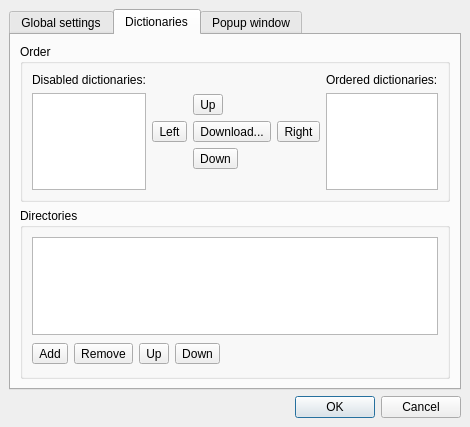
This is qstardict/settingsdialog.ui in qstardict/qstardict as Qt 5 draws it before an edit. The edited form follows.
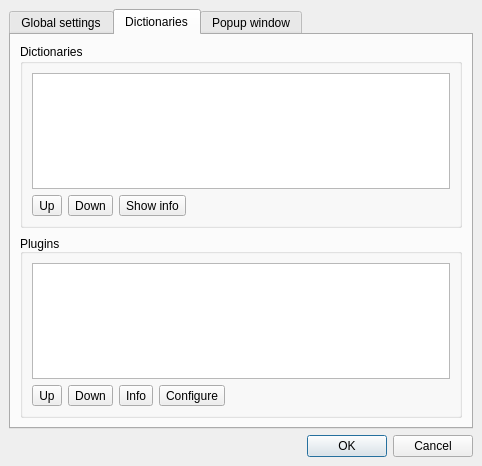
This is the edited form. The open tabs and pages were chosen to show the change. Icons and pictures are not drawn.

Commit message: Modify settings dialog

Patch:
```diff
--- a/qstardict/settingsdialog.ui
+++ b/qstardict/settingsdialog.ui
@@ -5,8 +5,8 @@
    <rect>
     <x>0</x>
     <y>0</y>
-    <width>409</width>
-    <height>427</height>
+    <width>482</width>
+    <height>466</height>
    </rect>
   </property>
   <property name="windowTitle" >
@@ -96,279 +96,85 @@
       <attribute name="title" >
        <string>Dictionaries</string>
       </attribute>
-      <layout class="QGridLayout" >
-       <property name="leftMargin" >
-        <number>9</number>
-       </property>
-       <property name="topMargin" >
-        <number>9</number>
-       </property>
-       <property name="rightMargin" >
-        <number>9</number>
-       </property>
-       <property name="bottomMargin" >
-        <number>9</number>
-       </property>
-       <property name="horizontalSpacing" >
-        <number>6</number>
-       </property>
-       <property name="verticalSpacing" >
-        <number>6</number>
-       </property>
-       <item row="0" column="0" >
-        <widget class="QGroupBox" name="doctBpx" >
+      <layout class="QVBoxLayout" >
+       <item>
+        <widget class="QGroupBox" name="groupBox_3" >
          <property name="title" >
-          <string>Order</string>
+          <string>Dictionaries</string>
          </property>
-         <layout class="QGridLayout" >
-          <property name="leftMargin" >
-           <number>9</number>
-          </property>
-          <property name="topMargin" >
-           <number>9</number>
-          </property>
-          <property name="rightMargin" >
-           <number>9</number>
-          </property>
-          <property name="bottomMargin" >
-           <number>9</number>
-          </property>
-          <property name="horizontalSpacing" >
-           <number>6</number>
-          </property>
-          <property name="verticalSpacing" >
-           <number>6</number>
-          </property>
-          <item row="0" column="0" >
-           <layout class="QVBoxLayout" >
-            <property name="spacing" >
-             <number>6</number>
-            </property>
-            <property name="leftMargin" >
-             <number>0</number>
-            </property>
-            <property name="topMargin" >
-             <number>0</number>
-            </property>
-            <property name="rightMargin" >
-             <number>0</number>
-            </property>
-            <property name="bottomMargin" >
-             <number>0</number>
-            </property>
-            <item>
-             <widget class="QLabel" name="label" >
-              <property name="text" >
-               <string>Disabled dictionaries:</string>
-              </property>
-             </widget>
-            </item>
-            <item>
-             <widget class="QListWidget" name="disabledDictsList" />
-            </item>
-           </layout>
+         <layout class="QVBoxLayout" >
+          <item>
+           <widget class="QTableView" name="dictsTableView" />
           </item>
-          <item row="0" column="1" >
-           <layout class="QVBoxLayout" >
-            <property name="spacing" >
-             <number>6</number>
-            </property>
-            <property name="leftMargin" >
-             <number>0</number>
-            </property>
-            <property name="topMargin" >
-             <number>0</number>
-            </property>
-            <property name="rightMargin" >
-             <number>0</number>
-            </property>
-            <property name="bottomMargin" >
-             <number>0</number>
-            </property>
+          <item>
+           <layout class="QHBoxLayout" >
+            <item>
+             <widget class="QToolButton" name="dictsMoveUpButton" >
+              <property name="toolTip" >
+               <string>Move up</string>
+              </property>
+              <property name="text" >
+               <string>Up</string>
+              </property>
+              <property name="icon" >
+               <iconset resource="pixmaps/pixmaps.qrc" >:/icons/arrow-up.png</iconset>
+              </property>
+             </widget>
+            </item>
+            <item>
+             <widget class="QToolButton" name="dictsMoveDownButton" >
+              <property name="toolTip" >
+               <string>Move down</string>
+              </property>
+              <property name="text" >
+               <string>Down</string>
+              </property>
+              <property name="icon" >
+               <iconset resource="pixmaps/pixmaps.qrc" >:/icons/arrow-down.png</iconset>
+              </property>
+             </widget>
+            </item>
+            <item>
+             <widget class="QToolButton" name="dictsShowInfoButton" >
+              <property name="text" >
+               <string>Show info</string>
+              </property>
+              <property name="icon" >
+               <iconset resource="pixmaps/pixmaps.qrc" >:/icons/dialog-information.png</iconset>
+              </property>
+             </widget>
+            </item>
             <item>
              <spacer>
               <property name="orientation" >
-               <enum>Qt::Vertical</enum>
+               <enum>Qt::Horizontal</enum>
               </property>
               <property name="sizeHint" >
                <size>
-                <width>20</width>
+                <width>40</width>
                 <height>20</height>
                </size>
               </property>
              </spacer>
-            </item>
-            <item>
-             <layout class="QGridLayout" >
-              <property name="leftMargin" >
-               <number>0</number>
-              </property>
-              <property name="topMargin" >
-               <number>0</number>
-              </property>
-              <property name="rightMargin" >
-               <number>0</number>
-              </property>
-              <property name="bottomMargin" >
-               <number>0</number>
-              </property>
-              <property name="horizontalSpacing" >
-               <number>6</number>
-              </property>
-              <property name="verticalSpacing" >
-               <number>6</number>
-              </property>
-              <item row="1" column="0" >
-               <widget class="QToolButton" name="moveLeftOrderedDictsButton" >
-                <property name="toolTip" >
-                 <string>&lt;html>&lt;head>&lt;meta name="qrichtext" content="1" />&lt;style type="text/css">
-p, li { white-space: pre-wrap; }
-&lt;/style>&lt;/head>&lt;body style=" font-family:'Sans Serif'; font-size:9pt; font-weight:400; font-style:normal; text-decoration:none;">
-&lt;p style=" margin-top:0px; margin-bottom:0px; margin-left:0px; margin-right:0px; -qt-block-indent:0; text-indent:0px;">Disable dictionary&lt;/p>&lt;/body>&lt;/html></string>
-                </property>
-                <property name="text" >
-                 <string>Left</string>
-                </property>
-                <property name="icon" >
-                 <iconset resource="pixmaps/pixmaps.qrc" >:/icons/arrow-left.png</iconset>
-                </property>
-               </widget>
-              </item>
-              <item row="2" column="1" >
-               <widget class="QToolButton" name="moveDownOrderedDictsButton" >
-                <property name="toolTip" >
-                 <string>&lt;html>&lt;head>&lt;meta name="qrichtext" content="1" />&lt;style type="text/css">
-p, li { white-space: pre-wrap; }
-&lt;/style>&lt;/head>&lt;body style=" font-family:'Sans Serif'; font-size:9pt; font-weight:400; font-style:normal; text-decoration:none;">
-&lt;p style=" margin-top:0px; margin-bottom:0px; margin-left:0px; margin-right:0px; -qt-block-indent:0; text-indent:0px;">Move down&lt;/p>&lt;/body>&lt;/html></string>
-                </property>
-                <property name="text" >
-                 <string>Down</string>
-                </property>
-                <property name="icon" >
-                 <iconset resource="pixmaps/pixmaps.qrc" >:/icons/arrow-down.png</iconset>
-                </property>
-               </widget>
-              </item>
-              <item row="0" column="1" >
-               <widget class="QToolButton" name="moveUpOrderedDictsButton" >
-                <property name="text" >
-                 <string>Up</string>
-                </property>
-                <property name="icon" >
-                 <iconset resource="pixmaps/pixmaps.qrc" >:/icons/arrow-up.png</iconset>
-                </property>
-               </widget>
-              </item>
-              <item row="1" column="2" >
-               <widget class="QToolButton" name="moveRightOrderedDictsButton" >
-                <property name="toolTip" >
-                 <string>&lt;html>&lt;head>&lt;meta name="qrichtext" content="1" />&lt;style type="text/css">
-p, li { white-space: pre-wrap; }
-&lt;/style>&lt;/head>&lt;body style=" font-family:'Sans Serif'; font-size:9pt; font-weight:400; font-style:normal; text-decoration:none;">
-&lt;p style=" margin-top:0px; margin-bottom:0px; margin-left:0px; margin-right:0px; -qt-block-indent:0; text-indent:0px;">Enable dictionary&lt;/p>&lt;/body>&lt;/html></string>
-                </property>
-                <property name="text" >
-                 <string>Right</string>
-                </property>
-                <property name="icon" >
-                 <iconset resource="pixmaps/pixmaps.qrc" >:/icons/arrow-right.png</iconset>
-                </property>
-               </widget>
-              </item>
-              <item row="1" column="1" >
-               <widget class="QToolButton" name="addDictionaryButton" >
-                <property name="toolTip" >
-                 <string>&lt;html>&lt;head>&lt;meta name="qrichtext" content="1" />&lt;style type="text/css">
-p, li { white-space: pre-wrap; }
-&lt;/style>&lt;/head>&lt;body style=" font-family:'Sans Serif'; font-size:9pt; font-weight:400; font-style:normal; text-decoration:none;">
-&lt;p style=" margin-top:0px; margin-bottom:0px; margin-left:0px; margin-right:0px; -qt-block-indent:0; text-indent:0px;">Download new dictionaries...&lt;/p>&lt;/body>&lt;/html></string>
-                </property>
-                <property name="text" >
-                 <string>Download...</string>
-                </property>
-                <property name="icon" >
-                 <iconset resource="pixmaps/pixmaps.qrc" >:/icons/download.png</iconset>
-                </property>
-               </widget>
-              </item>
-             </layout>
-            </item>
-            <item>
-             <spacer>
-              <property name="orientation" >
-               <enum>Qt::Vertical</enum>
-              </property>
-              <property name="sizeHint" >
-               <size>
-                <width>20</width>
-                <height>16</height>
-               </size>
-              </property>
-             </spacer>
-            </item>
-           </layout>
-          </item>
-          <item row="0" column="2" >
-           <layout class="QVBoxLayout" >
-            <property name="spacing" >
-             <number>6</number>
-            </property>
-            <property name="leftMargin" >
-             <number>0</number>
-            </property>
-            <property name="topMargin" >
-             <number>0</number>
-            </property>
-            <property name="rightMargin" >
-             <number>0</number>
-            </property>
-            <property name="bottomMargin" >
-             <number>0</number>
-            </property>
-            <item>
-             <widget class="QLabel" name="label_2" >
-              <property name="text" >
-               <string>Ordered dictionaries:</string>
-              </property>
-             </widget>
-            </item>
-            <item>
-             <widget class="QListWidget" name="orderedDictsList" />
             </item>
            </layout>
           </item>
          </layout>
         </widget>
        </item>
-       <item row="1" column="0" >
-        <widget class="QGroupBox" name="dictDirsBox" >
+       <item>
+        <widget class="QGroupBox" name="groupBox_4" >
          <property name="title" >
-          <string>Directories</string>
+          <string>Plugins</string>
          </property>
-         <layout class="QGridLayout" >
-          <property name="leftMargin" >
-           <number>9</number>
-          </property>
-          <property name="topMargin" >
-           <number>9</number>
-          </property>
-          <property name="rightMargin" >
-           <number>9</number>
-          </property>
-          <property name="bottomMargin" >
-           <number>9</number>
-          </property>
-          <property name="horizontalSpacing" >
-           <number>6</number>
-          </property>
-          <property name="verticalSpacing" >
-           <number>6</number>
-          </property>
-          <item row="0" column="0" >
-           <widget class="QListWidget" name="dictDirsList" />
+         <property name="alignment" >
+          <set>Qt::AlignBottom|Qt::AlignLeading|Qt::AlignLeft</set>
+         </property>
+         <layout class="QVBoxLayout" >
+          <item>
+           <widget class="QTableView" name="pluginsTableView" />
           </item>
-          <item row="1" column="0" >
+          <item>
            <layout class="QHBoxLayout" >
             <property name="spacing" >
              <number>6</number>
@@ -386,44 +192,9 @@
              <number>0</number>
             </property>
             <item>
-             <widget class="QToolButton" name="addDictDirButton" >
+             <widget class="QToolButton" name="pluginsMoveUpButton" >
               <property name="toolTip" >
-               <string>&lt;html>&lt;head>&lt;meta name="qrichtext" content="1" />&lt;style type="text/css">
-p, li { white-space: pre-wrap; }
-&lt;/style>&lt;/head>&lt;body style=" font-family:'Sans Serif'; font-size:9pt; font-weight:400; font-style:normal; text-decoration:none;">
-&lt;p style=" margin-top:0px; margin-bottom:0px; margin-left:0px; margin-right:0px; -qt-block-indent:0; text-indent:0px;">Add directory&lt;/p>&lt;/body>&lt;/html></string>
-              </property>
-              <property name="text" >
-               <string>Add</string>
-              </property>
-              <property name="icon" >
-               <iconset resource="pixmaps/pixmaps.qrc" >:/icons/list-add.png</iconset>
-              </property>
-             </widget>
-            </item>
-            <item>
-             <widget class="QToolButton" name="removeDictDirButton" >
-              <property name="toolTip" >
-               <string>&lt;html>&lt;head>&lt;meta name="qrichtext" content="1" />&lt;style type="text/css">
-p, li { white-space: pre-wrap; }
-&lt;/style>&lt;/head>&lt;body style=" font-family:'Sans Serif'; font-size:9pt; font-weight:400; font-style:normal; text-decoration:none;">
-&lt;p style=" margin-top:0px; margin-bottom:0px; margin-left:0px; margin-right:0px; -qt-block-indent:0; text-indent:0px;">Remove directory&lt;/p>&lt;/body>&lt;/html></string>
-              </property>
-              <property name="text" >
-               <string>Remove</string>
-              </property>
-              <property name="icon" >
-               <iconset resource="pixmaps/pixmaps.qrc" >:/icons/list-remove.png</iconset>
-              </property>
-             </widget>
-            </item>
-            <item>
-             <widget class="QToolButton" name="moveUpDictDirButton" >
-              <property name="toolTip" >
-               <string>&lt;html>&lt;head>&lt;meta name="qrichtext" content="1" />&lt;style type="text/css">
-p, li { white-space: pre-wrap; }
-&lt;/style>&lt;/head>&lt;body style=" font-family:'Sans Serif'; font-size:9pt; font-weight:400; font-style:normal; text-decoration:none;">
-&lt;p style=" margin-top:0px; margin-bottom:0px; margin-left:0px; margin-right:0px; -qt-block-indent:0; text-indent:0px;">Move up&lt;/p>&lt;/body>&lt;/html></string>
+               <string>Move up</string>
               </property>
               <property name="text" >
                <string>Up</string>
@@ -434,7 +205,7 @@
              </widget>
             </item>
             <item>
-             <widget class="QToolButton" name="moveDownDictDirButton" >
+             <widget class="QToolButton" name="pluginsMoveDownButton" >
               <property name="toolTip" >
                <string>&lt;html>&lt;head>&lt;meta name="qrichtext" content="1" />&lt;style type="text/css">
 p, li { white-space: pre-wrap; }
@@ -449,6 +220,32 @@
               </property>
              </widget>
             </item>
+            <item>
+             <widget class="QToolButton" name="pluginsShowInfoButton" >
+              <property name="toolTip" >
+               <string>Show information about plugin</string>
+              </property>
+              <property name="text" >
+               <string>Info</string>
+              </property>
+              <property name="icon" >
+               <iconset resource="pixmaps/pixmaps.qrc" >:/icons/dialog-information.png</iconset>
+              </property>
+             </widget>
+            </item>
+            <item>
+             <widget class="QToolButton" name="pluginsConfigureButton" >
+              <property name="toolTip" >
+               <string>Configure plugin</string>
+              </property>
+              <property name="text" >
+               <string>Configure</string>
+              </property>
+              <property name="icon" >
+               <iconset resource="pixmaps/pixmaps.qrc" >:/icons/configure.png</iconset>
+              </property>
+             </widget>
+            </item>
             <item>
              <spacer>
               <property name="orientation" >
@@ -456,8 +253,8 @@
               </property>
               <property name="sizeHint" >
                <size>
-                <width>342</width>
-                <height>26</height>
+                <width>40</width>
+                <height>20</height>
                </size>
               </property>
              </spacer>
```
Left out of the diff: 55 changed lines with no effect on the pictures. The commit also changes 3 other files.
